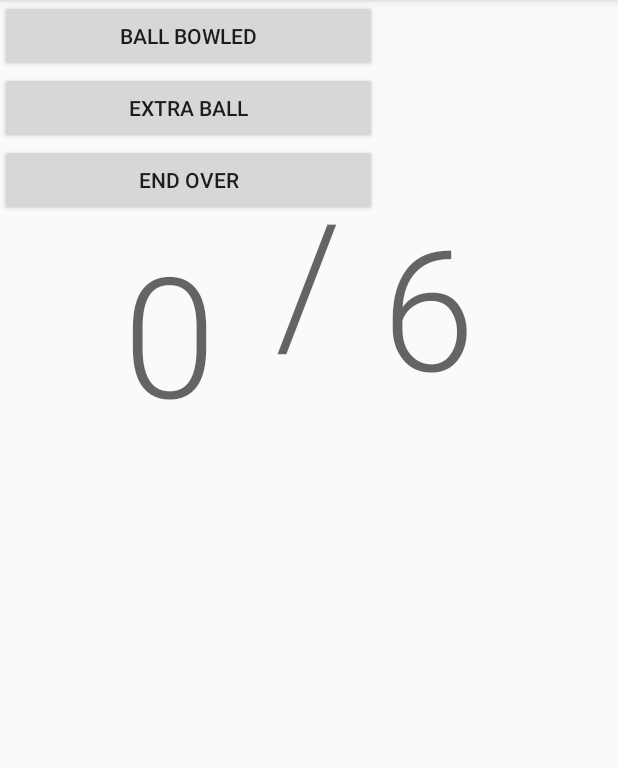
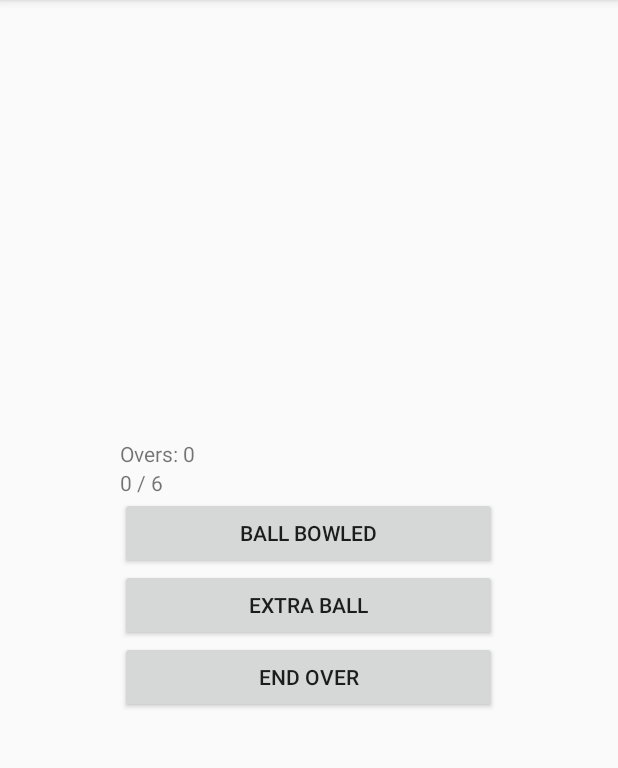
Before and after one commit to JCKing97/UmpireCricket, an Android app: the OverActivity screen opened directly, with no data from a screen before it, on a phone screen of 412 x 824 dp, the part 84-852 px from its top. Run offline under Robolectric (Android 15) with nearby library versions, the phone set to English and light mode, and no system bars.

Commit message:
Redo basic UI

```diff
--- a/app/src/main/java/com/jcking97/umpirecricket/OverActivity.kt
+++ b/app/src/main/java/com/jcking97/umpirecricket/OverActivity.kt
@@ -37,16 +37,14 @@ class OverActivity : AppCompatActivity() {
     private fun updateBallCountAndLimitText() {
         val game = intent.getSerializableExtra("game") as Game
         val ballCountText = findViewById<TextView>(R.id.ballCount)
-        ballCountText.text = game.getCurrentBall().toString()
-        val ballLimitText = findViewById<TextView>(R.id.ballLimitText)
-        ballLimitText.text = game.getBallLimit().toString()
+        ballCountText.text = "${game.getCurrentBall()} / ${game.getBallLimit()}"
     }
 
     private fun endOver() {
         val game = intent.getSerializableExtra("game") as Game
         game.endOver()
         val overCountText = findViewById<TextView>(R.id.oversCountText)
-        overCountText.text = game.getOverCount().toString()
+        overCountText.text = "Overs: ${game.getOverCount()}"
         updateBallCountAndLimitText()
     }
 }
--- a/app/src/main/res/layout/activity_over.xml
+++ b/app/src/main/res/layout/activity_over.xml
@@ -6,92 +6,53 @@
     android:layout_height="match_parent"
     tools:context=".OverActivity">
 
-    <TextView
-        android:id="@+id/ballCount"
-        android:layout_width="wrap_content"
-        android:layout_height="wrap_content"
-        android:layout_marginStart="81dp"
-        android:layout_marginLeft="81dp"
-        android:layout_marginTop="110dp"
-        android:layout_marginEnd="268dp"
-        android:layout_marginRight="268dp"
-        android:layout_marginBottom="472dp"
-        android:text="0"
-        android:textAppearance="@style/TextAppearance.AppCompat.Display4"
+    <TableLayout
+        android:layout_width="409dp"
+        android:layout_height="729dp"
+        android:layout_marginStart="1dp"
+        android:layout_marginLeft="1dp"
+        android:layout_marginTop="1dp"
+        android:layout_marginEnd="1dp"
+        android:layout_marginRight="1dp"
+        android:layout_marginBottom="1dp"
+        android:gravity="center"
         app:layout_constraintBottom_toBottomOf="parent"
         app:layout_constraintEnd_toEndOf="parent"
-        app:layout_constraintHorizontal_bias="1.0"
         app:layout_constraintStart_toStartOf="parent"
-        app:layout_constraintTop_toTopOf="parent"
-        app:layout_constraintVertical_bias="1.0" />
+        app:layout_constraintTop_toTopOf="parent">
 
-    <TextView
-        android:id="@+id/oversLabel"
-        android:layout_width="wrap_content"
-        android:layout_height="wrap_content"
-        android:layout_marginStart="165dp"
-        android:layout_marginLeft="165dp"
-        android:layout_marginTop="16dp"
-        android:layout_marginEnd="7dp"
-        android:layout_marginRight="7dp"
-        android:text="Overs:"
-        app:layout_constraintEnd_toStartOf="@+id/oversCountText"
-        app:layout_constraintStart_toStartOf="parent"
-        app:layout_constraintTop_toTopOf="parent" />
+        <TableRow
+            android:layout_width="match_parent"
+            android:layout_height="match_parent"
+            android:gravity="center">
 
             <TextView
                 android:id="@+id/oversCountText"
                 android:layout_width="wrap_content"
                 android:layout_height="wrap_content"
-        android:layout_marginStart="7dp"
-        android:layout_marginLeft="7dp"
-        android:layout_marginTop="16dp"
-        android:layout_marginEnd="192dp"
-        android:layout_marginRight="192dp"
-        android:layout_marginBottom="75dp"
-        android:text="0"
+                android:text="Overs: 0"
                 app:layout_constraintBottom_toTopOf="@+id/ballDivider"
                 app:layout_constraintEnd_toEndOf="parent"
                 app:layout_constraintStart_toEndOf="@+id/oversLabel"
                 app:layout_constraintTop_toTopOf="parent" />
+        </TableRow>
+
+        <TableRow
+            android:layout_width="match_parent"
+            android:layout_height="match_parent"
+            android:gravity="center">
 
             <TextView
-        android:id="@+id/ballDivider"
+                android:id="@+id/ballCount"
                 android:layout_width="wrap_content"
                 android:layout_height="wrap_content"
-        android:layout_marginStart="183dp"
-        android:layout_marginLeft="183dp"
-        android:layout_marginTop="75dp"
-        android:layout_marginBottom="176dp"
-        android:text="/"
-        android:textAppearance="@style/TextAppearance.AppCompat.Display4"
-        app:layout_constraintBottom_toTopOf="@+id/ballBowledButton"
-        app:layout_constraintStart_toStartOf="parent"
-        app:layout_constraintTop_toBottomOf="@+id/oversLabel" />
+                android:text="0 / 6" />
+        </TableRow>
 
-    <TextView
-        android:id="@+id/ballLimitText"
-        android:layout_width="wrap_content"
-        android:layout_height="wrap_content"
-        android:layout_marginStart="57dp"
-        android:layout_marginLeft="57dp"
-        android:layout_marginTop="110dp"
-        android:layout_marginEnd="126dp"
-        android:layout_marginRight="126dp"
-        android:layout_marginBottom="472dp"
-        android:text="6"
-        android:textAppearance="@style/TextAppearance.AppCompat.Display4"
-        app:layout_constraintBottom_toBottomOf="parent"
-        app:layout_constraintEnd_toEndOf="parent"
-        app:layout_constraintStart_toEndOf="@+id/ballDivider"
-        app:layout_constraintTop_toTopOf="parent" />
-
-    <LinearLayout
-        android:layout_width="409dp"
-        android:layout_height="174dp"
-        android:orientation="vertical"
-        tools:layout_editor_absoluteX="-44dp"
-        tools:layout_editor_absoluteY="216dp">
+        <TableRow
+            android:layout_width="match_parent"
+            android:layout_height="match_parent"
+            android:gravity="center">
 
             <Button
                 android:id="@+id/ballBowledButton"
@@ -100,6 +61,12 @@
                 android:text="Ball Bowled"
                 tools:layout_editor_absoluteX="110dp"
                 tools:layout_editor_absoluteY="371dp" />
+        </TableRow>
+
+        <TableRow
+            android:layout_width="match_parent"
+            android:layout_height="match_parent"
+            android:gravity="center">
 
             <Button
                 android:id="@+id/extraBallButton"
@@ -107,6 +74,12 @@
                 android:layout_height="48dp"
                 android:text="Extra Ball"
                 tools:layout_editor_absoluteX="110dp" />
+        </TableRow>
+
+        <TableRow
+            android:layout_width="match_parent"
+            android:layout_height="match_parent"
+            android:gravity="center">
 
             <Button
                 android:id="@+id/endOverButton"
@@ -115,6 +88,7 @@
                 android:text="End Over"
                 tools:layout_editor_absoluteX="110dp"
                 tools:layout_editor_absoluteY="538dp" />
-    </LinearLayout>
+        </TableRow>
 
+    </TableLayout>
 </androidx.constraintlayout.widget.ConstraintLayout>
--- a/app/src/main/res/layout/activity_over1.xml
+++ /dev/null
@@ -1,39 +0,0 @@
-<?xml version="1.0" encoding="utf-8"?>
-<androidx.constraintlayout.widget.ConstraintLayout xmlns:android="http://schemas.android.com/apk/res/android"
-    xmlns:app="http://schemas.android.com/apk/res-auto"
-    xmlns:tools="http://schemas.android.com/tools"
-    android:layout_width="match_parent"
-    android:layout_height="match_parent"
-    tools:context=".OverActivity">
-
-    <LinearLayout
-        android:layout_width="0dp"
-        android:layout_height="0dp"
-        android:layout_marginStart="50dp"
-        android:layout_marginLeft="50dp"
-        android:layout_marginTop="10dp"
-        android:layout_marginEnd="50dp"
-        android:layout_marginRight="50dp"
-        android:layout_marginBottom="600dp"
-        android:gravity="center_horizontal"
-        android:orientation="horizontal"
-        app:layout_constraintBottom_toBottomOf="parent"
-        app:layout_constraintEnd_toEndOf="parent"
-        app:layout_constraintStart_toStartOf="parent"
-        app:layout_constraintTop_toTopOf="parent">
-
-        <TextView
-            android:id="@+id/oversLabel"
-            android:layout_width="wrap_content"
-            android:layout_height="wrap_content"
-            android:text="Overs:"
-            android:textAppearance="@style/TextAppearance.AppCompat.Large" />
-
-        <TextView
-            android:id="@+id/oversCountText"
-            android:layout_width="wrap_content"
-            android:layout_height="wrap_content"
-            android:text="0"
-            android:textAppearance="@style/TextAppearance.AppCompat.Large" />
-    </LinearLayout>
-</androidx.constraintlayout.widget.ConstraintLayout>
```
Lines whose indentation alone changed are shown as unchanged.
